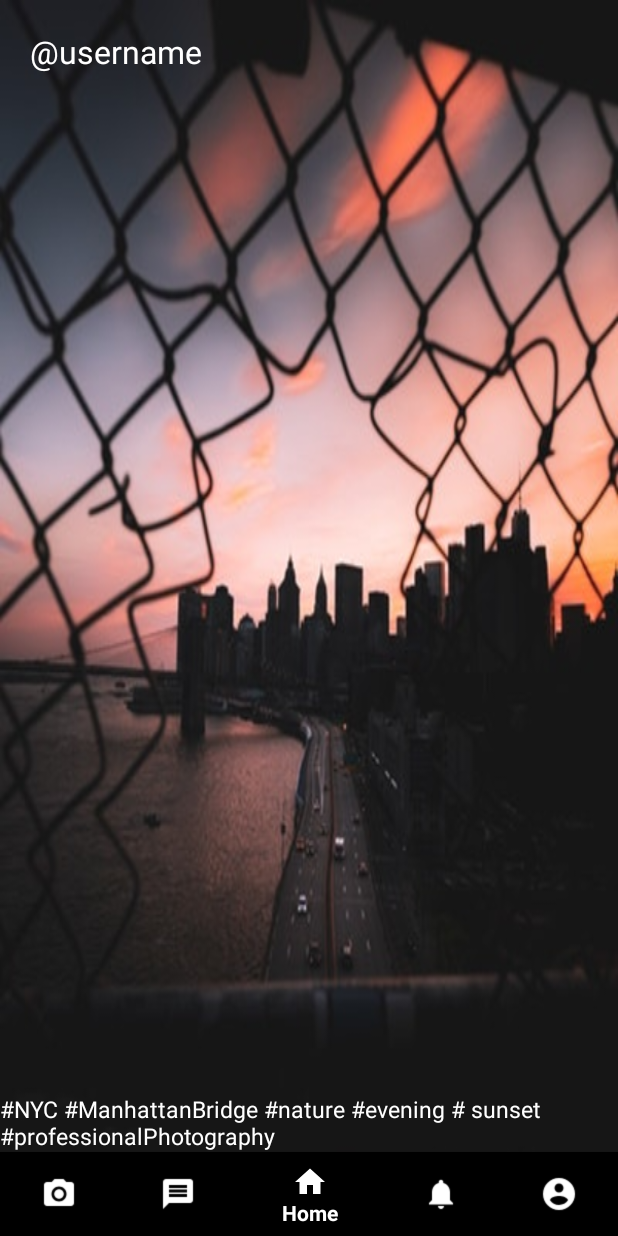
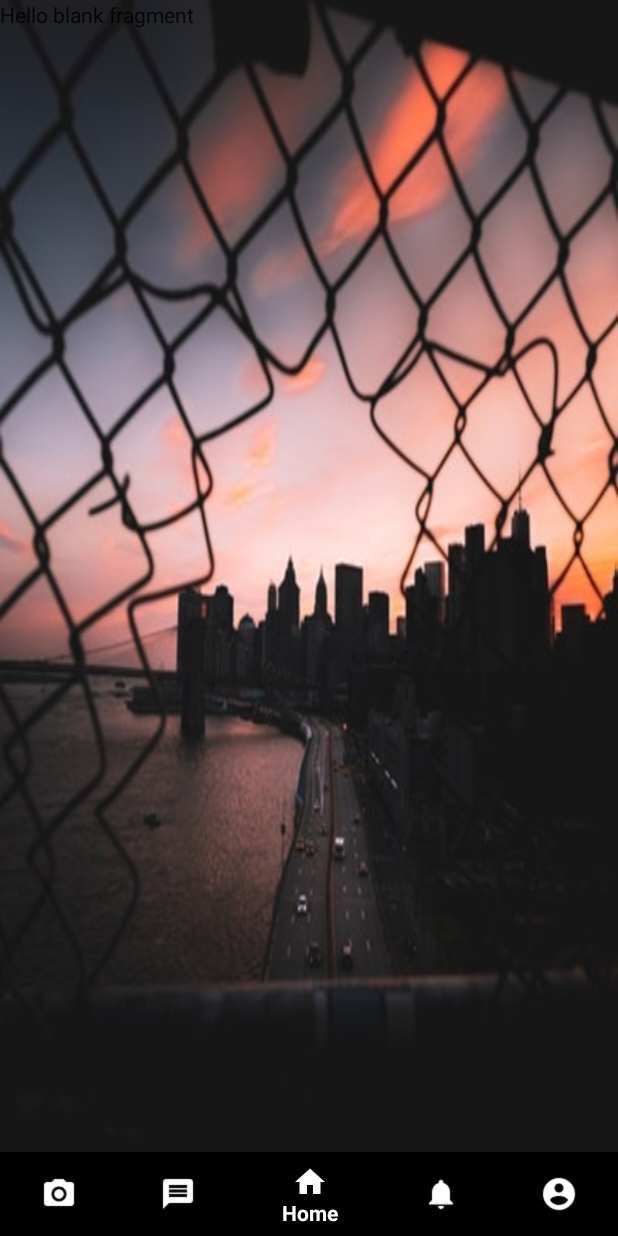
Before and after one commit to sachanakshat/MyApplication, an Android app: the MainPage screen opened directly, with no data from a screen before it, item 3 of the bottom bar chosen, on a phone screen of 412 x 824 dp. Run offline under Robolectric (Android 15) with nearby library versions, the phone set to English and light mode, and no system bars.

Commit message:
BNB crash, System Camera added, and basic fragment layout provided

```diff
--- a/app/src/main/AndroidManifest.xml
+++ b/app/src/main/AndroidManifest.xml
@@ -11,9 +11,9 @@
         android:roundIcon="@mipmap/ic_launcher_round"
         android:supportsRtl="true"
         android:theme="@style/AppTheme">
-        <activity android:name=".MainPage"/>
+        <activity android:name=".MainPage"></activity>
         <activity android:name=".SignUp" />
-        <activity android:name=".MainActivity">
+        <activity android:name=".StartPage">
             <intent-filter>
                 <action android:name="android.intent.action.MAIN" />
 
--- /dev/null
+++ b/app/src/main/java/com/example/myapplication/FragHome.java
@@ -0,0 +1,106 @@
+package com.example.myapplication;
+
+import android.os.Bundle;
+import android.support.v4.app.Fragment;
+import android.view.LayoutInflater;
+import android.view.View;
+import android.view.ViewGroup;
+
+
+/**
+ * A simple {@link Fragment} subclass.
+ * Activities that contain this fragment must implement the
+ * {@link FragHome.OnFragmentInteractionListener} interface
+ * to handle interaction events.
+ * Use the {@link FragHome#newInstance} factory method to
+ * create an instance of this fragment.
+ */
+public class FragHome extends Fragment {
+//    // TODO: Rename parameter arguments, choose names that match
+//    // the fragment initialization parameters, e.g. ARG_ITEM_NUMBER
+//    private static final String ARG_PARAM1 = "param1";
+//    private static final String ARG_PARAM2 = "param2";
+//
+//    // TODO: Rename and change types of parameters
+//    private String mParam1;
+//    private String mParam2;
+//
+//    private OnFragmentInteractionListener mListener;
+//
+//    public FragHome() {
+//        // Required empty public constructor
+//    }
+//
+//    /**
+//     * Use this factory method to create a new instance of
+//     * this fragment using the provided parameters.
+//     *
+//     * @param param1 Parameter 1.
+//     * @param param2 Parameter 2.
+//     * @return A new instance of fragment FragHome.
+//     */
+//    // TODO: Rename and change types and number of parameters
+//    public static FragHome newInstance(String param1, String param2) {
+//        FragHome fragment = new FragHome();
+//        Bundle args = new Bundle();
+//        args.putString(ARG_PARAM1, param1);
+//        args.putString(ARG_PARAM2, param2);
+//        fragment.setArguments(args);
+//        return fragment;
+//    }
+//
+//    @Override
+//    public void onCreate(Bundle savedInstanceState) {
+//        super.onCreate(savedInstanceState);
+//        if (getArguments() != null) {
+//            mParam1 = getArguments().getString(ARG_PARAM1);
+//            mParam2 = getArguments().getString(ARG_PARAM2);
+//        }
+//    }
+
+    @Override
+    public View onCreateView(LayoutInflater inflater, ViewGroup container,
+                             Bundle savedInstanceState) {
+        // Inflate the layout for this fragment
+        return inflater.inflate(R.layout.fragment_home, container, false);
+    }
+
+//    // TODO: Rename method, update argument and hook method into UI event
+//    public void onButtonPressed(Uri uri) {
+//        if (mListener != null) {
+//            mListener.onFragmentInteraction(uri);
+//        }
+//    }
+//
+//    @Override
+//    public void onAttach(Context context) {
+//        super.onAttach(context);
+//        if (context instanceof OnFragmentInteractionListener) {
+//            mListener = (OnFragmentInteractionListener) context;
+//        } else {
+//            throw new RuntimeException(context.toString()
+//                    + " must implement OnFragmentInteractionListener");
+//        }
+//    }
+//
+//    @Override
+//    public void onDetach() {
+//        super.onDetach();
+//        mListener = null;
+//    }
+//
+//    /**
+//     * This interface must be implemented by activities that contain this
+//     * fragment to allow an interaction in this fragment to be communicated
+//     * to the activity and potentially other fragments contained in that
+//     * activity.
+//     * <p>
+//     * See the Android Training lesson <a href=
+//     * "http://developer.android.com/training/basics/fragments/communicating.html"
+//     * >Communicating with Other Fragments</a> for more information.
+//     */
+//    public interface OnFragmentInteractionListener {
+//        // TODO: Update argument type and name
+//        void onFragmentInteraction(Uri uri);
+//    }
+}
--- a/app/src/main/java/com/example/myapplication/MainPage.java
+++ b/app/src/main/java/com/example/myapplication/MainPage.java
@@ -1,52 +1,62 @@
 package com.example.myapplication;
 
-import android.os.Bundle;
+import android.content.Intent;
 import android.support.annotation.NonNull;
 import android.support.design.widget.BottomNavigationView;
+import android.support.v4.app.FragmentManager;
+import android.support.v4.app.FragmentTransaction;
 import android.support.v7.app.AppCompatActivity;
+import android.os.Bundle;
 import android.view.MenuItem;
-import android.widget.TextView;
+import android.view.View;
 import android.widget.Toast;
+import android.support.v4.app.Fragment;
+
 
 public class MainPage extends AppCompatActivity {
-
-    private TextView mTextMessage;
-
-    private BottomNavigationView.OnNavigationItemSelectedListener mOnNavigationItemSelectedListener
-            = new BottomNavigationView.OnNavigationItemSelectedListener() {
-
-        @Override
-        public boolean onNavigationItemSelected(@NonNull MenuItem item) {
-            switch (item.getItemId()) {
-//                case R.id.camera_icon:
-//                    Toast.makeText(MainActivity.this, "Camera", Toast.LENGTH_SHORT).show();
-//                    Intent intent = new Intent("android.media.action.IMAGE_CAPTURE");
-//                    startActivity(intent);
-//                    return true;
-                case R.id.navigation_home:
-//                    mTextMessage.setText(R.string.title_home);
-                    Toast.makeText(MainPage.this, "Home", Toast.LENGTH_SHORT).show();
-                    return true;
-//                case R.id.navigation_dashboard:
-//                    mTextMessage.setText(R.string.title_dashboard);
-//                    return true;
-                case R.id.navigation_notifications:
-//                    mTextMessage.setText(R.string.title_notifications);
-                    Toast.makeText(MainPage.this, "Notifications", Toast.LENGTH_SHORT).show();
-                    return true;
-            }
-            return false;
-        }
-    };
 
     @Override
     protected void onCreate(Bundle savedInstanceState) {
         super.onCreate(savedInstanceState);
-        setContentView(R.layout.activity_main_page);
+        setContentView(R.layout.activity_main_page2);
 
-//        mTextMessage = (TextView) findViewById(R.id.message);
-        BottomNavigationView navigation = (BottomNavigationView) findViewById(R.id.navigation);
-        navigation.setOnNavigationItemSelectedListener(mOnNavigationItemSelectedListener);
+//        Fragment fragment;
+
+        BottomNavigationView navigation2 = (BottomNavigationView) findViewById(R.id.navigationxml);
+        navigation2.setOnNavigationItemSelectedListener(new BottomNavigationView.OnNavigationItemSelectedListener() {
+            @Override
+            public boolean onNavigationItemSelected(@NonNull MenuItem item) {
+                switch (item.getItemId()) {
+                    case R.id.camera_icon:
+                        Toast.makeText(MainPage.this, "The next best feature coming", Toast.LENGTH_SHORT).show();
+                        startActivity(new Intent("android.media.action.IMAGE_CAPTURE"));
+                        break;
+                    case R.id.messages_icon:
+                        Toast.makeText(MainPage.this, "Check back later!", Toast.LENGTH_SHORT).show();
+                        break;
+                    case R.id.navigation_home:
+                        Toast.makeText(MainPage.this, "You are FragHome!", Toast.LENGTH_SHORT).show();
+                        Fragment fragment = new FragHome();
+                        FragmentManager fm = getSupportFragmentManager();
+                        FragmentTransaction ft = fm.beginTransaction();
+                        ft.replace(R.id.frag_container, fragment);
+                        ft.commit();
+                        break;
+                    case R.id.navigation_notifications:
+                        Toast.makeText(MainPage.this, "No new notifications", Toast.LENGTH_SHORT).show();
+                        break;
+                    case R.id.navigation_account:
+                        Toast.makeText(MainPage.this, "Under development", Toast.LENGTH_SHORT).show();
+                        break;
+
+                }
+                return true;
+            }
+        });
     }
 
+//    @Override
+//    public void ChangeFragment(View view) {
+//
+//    }
 }
--- a/app/src/main/res/layout/activity_main_page.xml
+++ b/app/src/main/res/layout/activity_main_page.xml
@@ -5,7 +5,7 @@
     android:id="@+id/container"
     android:layout_width="match_parent"
     android:layout_height="match_parent"
-    tools:context=".MainActivity"
+    tools:context=".StartPage"
     android:fitsSystemWindows="true"
     android:background="@drawable/nyc_morning">
 
--- /dev/null
+++ b/app/src/main/res/layout/activity_main_page2.xml
@@ -0,0 +1,39 @@
+<?xml version="1.0" encoding="utf-8"?>
+<RelativeLayout xmlns:android="http://schemas.android.com/apk/res/android"
+    xmlns:app="http://schemas.android.com/apk/res-auto"
+    xmlns:tools="http://schemas.android.com/tools"
+    android:id="@+id/container"
+    android:layout_width="match_parent"
+    android:layout_height="match_parent"
+    android:background="@drawable/nyc_morning"
+    android:fitsSystemWindows="true"
+    android:orientation="vertical"
+    tools:context=".StartPage">
+
+    <FrameLayout
+        android:id="@+id/container_fragment"
+        android:layout_width="match_parent"
+        android:layout_height="match_parent">
+        android:layout_above="@id/navigationxml"
+    </FrameLayout>
+
+    <fragment
+        android:id="@+id/frag_container"
+        android:name="com.example.myapplication.FragHome"
+        android:layout_width="match_parent"
+        android:layout_height="match_parent"
+        class="com.example.myapplication.FragHome"
+        android:layout_alignBottom="@id/navigationxml"/>
+
+    <android.support.design.widget.BottomNavigationView
+        android:id="@+id/navigationxml"
+        android:layout_width="match_parent"
+        android:layout_height="wrap_content"
+        android:layout_alignParentBottom="true"
+        android:background="@color/usrBack"
+        app:itemIconTint="@color/white"
+        app:itemTextColor="@color/white"
+        app:layout_constraintBottom_toBottomOf="parent"
+        app:menu="@menu/navigation" />
+
+</RelativeLayout>
--- a/app/src/main/res/layout/activity_main.xml
+++ b/app/src/main/res/layout/activity_start_page.xml
@@ -4,7 +4,7 @@
     xmlns:tools="http://schemas.android.com/tools"
     android:layout_width="match_parent"
     android:layout_height="match_parent"
-    tools:context=".MainActivity"
+    tools:context=".StartPage"
     android:background="@drawable/signup">
 
 
--- /dev/null
+++ b/app/src/main/res/layout/fragment_home.xml
@@ -0,0 +1,14 @@
+<?xml version="1.0" encoding="utf-8"?>
+<FrameLayout xmlns:android="http://schemas.android.com/apk/res/android"
+    xmlns:tools="http://schemas.android.com/tools"
+    android:layout_width="match_parent"
+    android:layout_height="match_parent"
+    tools:context=".FragHome">
+
+    <!-- TODO: Update blank fragment layout -->
+    <TextView
+        android:layout_width="match_parent"
+        android:layout_height="match_parent"
+        android:text="@string/hello_blank_fragment" />
+
+</FrameLayout>
--- a/app/src/main/res/values/strings.xml
+++ b/app/src/main/res/values/strings.xml
@@ -9,4 +9,8 @@
     <string name="title_account">Account</string>
     <string name="user_1">\@username</string>
     <string name="hash_values">#NYC #ManhattanBridge #nature #evening # sunset #professionalPhotography</string>
+
+    <!-- TODO: Remove or change this placeholder text -->
+    <string name="hello_blank_fragment">Hello blank fragment</string>
+    <string name="account_fragment">Account Fragment</string>
 </resources>
--- a/build.gradle
+++ b/build.gradle
@@ -7,7 +7,7 @@ buildscript {
 
     }
     dependencies {
-        classpath 'com.android.tools.build:gradle:3.3.1'
+        classpath 'com.android.tools.build:gradle:3.4.0'
         classpath 'com.google.gms:google-services:4.0.1'
 
         // NOTE: Do not place your application dependencies here; they belong
```
Also changed, not shown: app/src/main/java/com/example/myapplication/FragAccount.java (added, +108 -0 lines), app/src/main/java/com/example/myapplication/StartPage.java (renamed from app/src/main/java/com/example/myapplication/MainActivity.java, +4 -6 lines), app/src/main/res/layout/fragment_account.xml (added, +14 -0 lines), gradle/wrapper/gradle-wrapper.properties.
